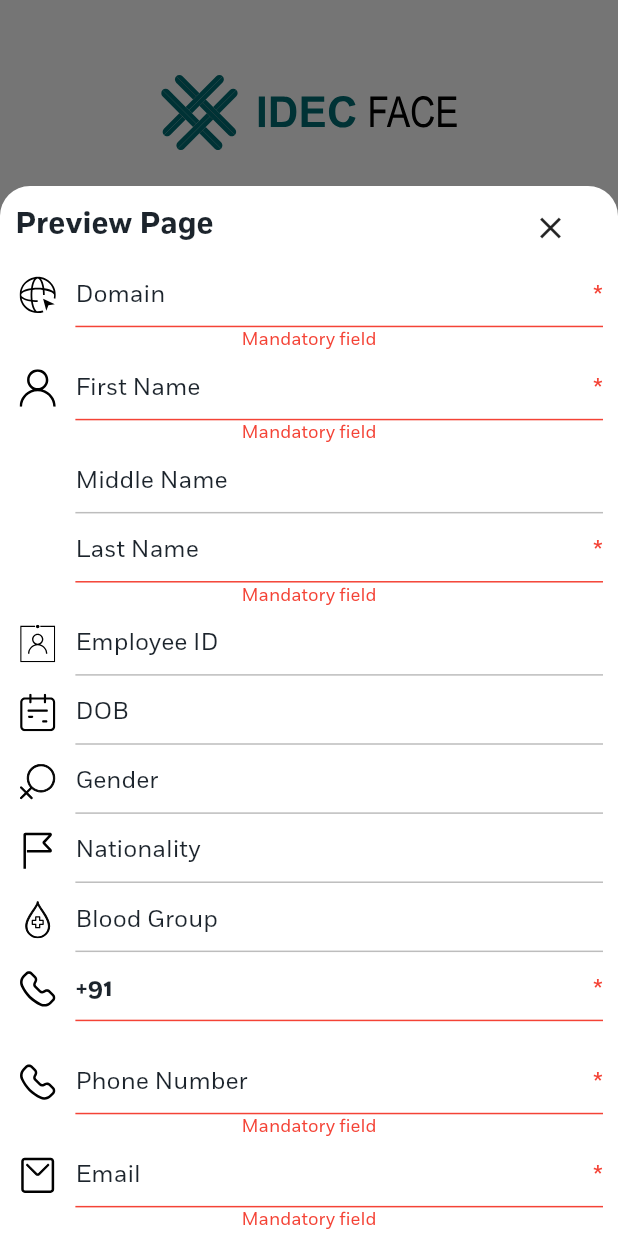
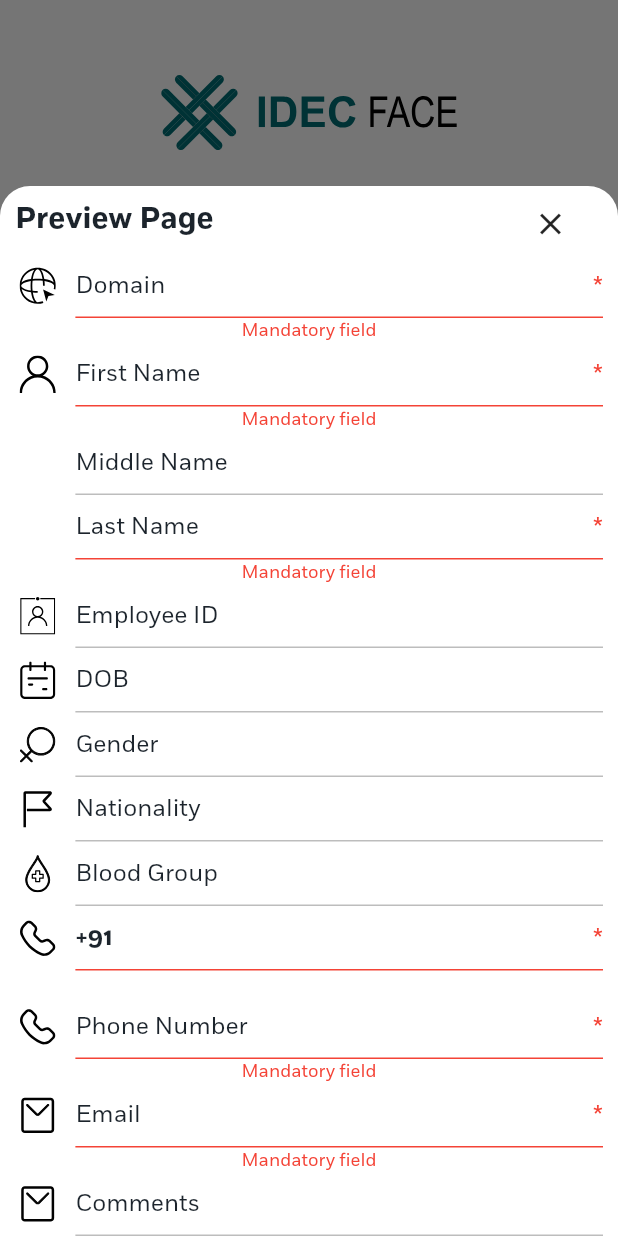
Before and after one commit to noeljolly09/idec_face, a Flutter app: the RegistrationPage screen opened by its route, after a tap on an icon or button, on a phone screen of 412 x 824 dp. Run offline on Flutter 3.47's test engine with Material 2 defaults, Android fonts, the light colour scheme and no system bars; drawn by our look-alikes of smooth_page_indicator; our stand-ins replace connectivity, dio, flutter_riverpod, flutter_spinkit, flutter_svg, google_nav_bar and 2 more; missing offline and left inert: country_list_pick, drop_down_list.

Commit message:
comment field added

```diff
--- a/lib/custom_widgets/country_code_picker.dart
+++ b/lib/custom_widgets/country_code_picker.dart
@@ -38,9 +38,9 @@ class _CustomCountryCodePickerState extends State<CustomCountryCodePicker> {
       data: ThemeData(primarySwatch: primaryBlack),
       child: CountryListPick(
           theme: CountryTheme(
-            isShowFlag: false,
+            isShowFlag: true,
             isShowTitle: false,
-            isShowCode: true,
+            isShowCode: false,
             isDownIcon: true,
             showEnglishName: true,
             alphabetSelectedBackgroundColor: Theme.of(context).primaryColor,
--- a/lib/screens/registration/registration_screen.dart
+++ b/lib/screens/registration/registration_screen.dart
@@ -57,6 +57,7 @@ class _RegistrationPageState extends ConsumerState<RegistrationPage> {
   final TextEditingController _bloodController = TextEditingController();
   final TextEditingController _emailController = TextEditingController();
   final TextEditingController _phoneController = TextEditingController();
+  final TextEditingController _commentsController = TextEditingController();
 
   @override
   void initState() {
@@ -152,6 +153,7 @@ class _RegistrationPageState extends ConsumerState<RegistrationPage> {
                               _bloodController,
                               _phoneController,
                               _emailController,
+                              _commentsController,
                               formHeader: "Preview Page");
                         } else {
                           openDialogWindow(
@@ -167,7 +169,8 @@ class _RegistrationPageState extends ConsumerState<RegistrationPage> {
                               _nationalityController,
                               _bloodController,
                               _phoneController,
-                              _emailController);
+                              _emailController,
+                              _commentsController);
                         }
                       },
                       icon: SvgPicture.asset(
@@ -177,7 +180,8 @@ class _RegistrationPageState extends ConsumerState<RegistrationPage> {
                     )
                   ],
                 ),
-                Expanded(
+                Flexible(
+                  flex: 3,
                   child: PageView(
                     controller: controller,
                     onPageChanged: (index) {
@@ -210,6 +214,7 @@ class _RegistrationPageState extends ConsumerState<RegistrationPage> {
                         },
                         phoneNumberValidate: customValidator,
                         emailValidate: customValidator,
+                        commentController: _commentsController,
                         emailController: _emailController,
                         phoneController: _phoneController,
                       ),
@@ -218,6 +223,7 @@ class _RegistrationPageState extends ConsumerState<RegistrationPage> {
                 ),
                 isPageChanged == 3
                     ? Flexible(
+                        flex: 1,
                         child: SizedBox(
                           width: MediaQuery.of(context).size.width / 2,
                           child: CustomButton(
@@ -247,6 +253,7 @@ class _RegistrationPageState extends ConsumerState<RegistrationPage> {
                                   _bloodController,
                                   _phoneController,
                                   _emailController,
+                                  _commentsController,
                                   formHeader: "Validation Error!",
                                 );
                               } else {
--- a/lib/screens/registration/widgets/contact_data.dart
+++ b/lib/screens/registration/widgets/contact_data.dart
@@ -1,6 +1,9 @@
+// ignore_for_file: public_member_api_docs, sort_constructors_first
 import 'package:country_list_pick/country_list_pick.dart';
 import 'package:flutter/material.dart';
+import 'package:flutter/services.dart';
 import 'package:flutter_svg/svg.dart';
+
 import 'package:idec_face/custom_widgets/country_code_picker.dart';
 
 import '../../../constants.dart';
@@ -11,6 +14,7 @@ import '../../../custom_widgets/textfields/text_icon_only_textfield.dart';
 class ContactPageRegistration extends StatelessWidget {
   final TextEditingController emailController;
   final TextEditingController phoneController;
+  final TextEditingController commentController;
   final String? Function(String?)? emailValidate;
   final String? Function(String?)? phoneNumberValidate;
 
@@ -20,6 +24,7 @@ class ContactPageRegistration extends StatelessWidget {
     Key? key,
     required this.emailController,
     required this.phoneController,
+    required this.commentController,
     this.emailValidate,
     this.phoneNumberValidate,
     required this.onchanged,
@@ -40,9 +45,8 @@ class ContactPageRegistration extends StatelessWidget {
             mainAxisAlignment: MainAxisAlignment.start,
             crossAxisAlignment: CrossAxisAlignment.center,
             children: [
-              Expanded(
-                child: SizedBox(
-                  height: MediaQuery.of(context).size.height / 2,
+              SizedBox(
+                height: MediaQuery.of(context).size.height / 1.8,
                 width: MediaQuery.of(context).size.width - 41.4285,
                 child: Column(
                   children: [
@@ -62,8 +66,8 @@ class ContactPageRegistration extends StatelessWidget {
                             margin: const EdgeInsets.only(top: 8),
                             decoration: const BoxDecoration(
                               border: Border(
-                                  bottom: BorderSide(
-                                      width: 1.0, color: Colors.grey),
+                                bottom:
+                                    BorderSide(width: 1.0, color: Colors.grey),
                               ),
                             ),
                             child: Row(
@@ -109,13 +113,44 @@ class ContactPageRegistration extends StatelessWidget {
                             hint: "Email *",
                             validator: emailValidate,
                             input: TextInputType.emailAddress,
-                              textAction: TextInputAction.done,
+                            textAction: TextInputAction.next,
                           ),
                         ],
                       ),
                     ),
+                    SizedBox(height: height30),
+                    SizedBox(
+                      width: MediaQuery.of(context).size.width / 1.2,
+                      child: Column(
+                        children: [
+                          TextFormField(
+                            style: TextStyle(
+                              fontSize: AppConstants.formtextsize,
+                              fontStyle: FontStyle.normal,
+                            ),
+                            controller: commentController,
+                            decoration: InputDecoration(
+                                labelText: "Comments",
+                                labelStyle: TextStyle(
+                                    color: AppConstants.labeltextgrey),
+                                floatingLabelStyle: const TextStyle(
+                                    color: AppConstants.customblack),
+                                contentPadding: const EdgeInsets.all(5),
+                                enabledBorder: const UnderlineInputBorder(
+                                  borderSide: BorderSide(color: Colors.grey),
+                                ),
+                                focusedBorder: const UnderlineInputBorder(
+                                  borderSide: BorderSide(
+                                      color: AppConstants.secondaryColor),
+                                )),
+                            keyboardType: TextInputType.multiline,
+                            textInputAction: TextInputAction.done,
+                            maxLines: 3,
+                          )
                         ],
                       ),
+                    ),
+                  ],
                 ),
               ),
             ],
--- a/lib/screens/registration/widgets/name_data.dart
+++ b/lib/screens/registration/widgets/name_data.dart
@@ -104,17 +104,7 @@ class NamePageRegistration extends StatelessWidget {
                               ),
                               Container(height: height10),
                               SizedBox(
-                                height:
-                                    MediaQuery.of(context).size.height / 3.9,
-                                width: MediaQuery.of(context).size.width,
-                                child: Column(
-                                  children: [
-                                    Container(height: height10),
-                                    Flexible(
-                                      child: SizedBox(
-                                        width:
-                                            MediaQuery.of(context).size.width /
-                                                1.2,
+                                width: MediaQuery.of(context).size.width / 1.2,
                                 child: CustomTextField(
                                   isSvg: true,
                                   svgasset: "assets/svg/user.svg",
@@ -125,13 +115,9 @@ class NamePageRegistration extends StatelessWidget {
                                   textAction: TextInputAction.next,
                                 ),
                               ),
-                                    ),
                               Container(height: height40),
-                                    Flexible(
-                                      child: SizedBox(
-                                        width:
-                                            MediaQuery.of(context).size.width /
-                                                1.2,
+                              SizedBox(
+                                width: MediaQuery.of(context).size.width / 1.2,
                                 child: CustomTextField(
                                   svgasset: "",
                                   controller: middlenameController,
@@ -140,13 +126,9 @@ class NamePageRegistration extends StatelessWidget {
                                   textAction: TextInputAction.next,
                                 ),
                               ),
-                                    ),
                               Container(height: height40),
-                                    Flexible(
-                                      child: SizedBox(
-                                        width:
-                                            MediaQuery.of(context).size.width /
-                                                1.2,
+                              SizedBox(
+                                width: MediaQuery.of(context).size.width / 1.2,
                                 child: CustomTextField(
                                   svgasset: "",
                                   controller: lastnameController,
@@ -154,10 +136,6 @@ class NamePageRegistration extends StatelessWidget {
                                   validator: onValidate,
                                   input: TextInputType.name,
                                   textAction: TextInputAction.next,
-                                        ),
-                                      ),
-                                    ),
-                                  ],
                                 ),
                               ),
                               Container(height: height40),
--- a/lib/screens/registration/widgets/preview_dialog.dart
+++ b/lib/screens/registration/widgets/preview_dialog.dart
@@ -17,7 +17,9 @@ openDialogWindow(
   TextEditingController nationality,
   TextEditingController blood,
   TextEditingController phone,
-    TextEditingController email) {
+  TextEditingController email,
+  TextEditingController comments,
+) {
   showDialog(
       context: context,
       builder: (_) {
@@ -113,6 +115,11 @@ openDialogWindow(
                       titletext: "Email",
                       controllertext: email.text,
                     ),
+                    PreviewText(
+                      assetName: "assets/svg/email.svg",
+                      titletext: "Comments",
+                      controllertext: comments.text,
+                    ),
                   ],
                 ),
               ),
--- a/lib/screens/registration/widgets/validation/validation_dialog.dart
+++ b/lib/screens/registration/widgets/validation/validation_dialog.dart
@@ -21,6 +21,7 @@ openValidationDialogWindow(
     TextEditingController blood,
     TextEditingController phone,
     TextEditingController email,
+    TextEditingController comments,
     {required String formHeader}) {
   showDialog(
       context: context,
@@ -137,6 +138,11 @@ openValidationDialogWindow(
                       titletext: "Email",
                       controllertext: email.text,
                     ),
+                    PreviewText(
+                      assetName: "assets/svg/email.svg",
+                      titletext: "Comments",
+                      controllertext: comments.text,
+                    ),
                   ],
                 ),
               ),
--- a/pubspec.yaml
+++ b/pubspec.yaml
@@ -44,6 +44,7 @@ dependencies:
     sdk: flutter
     version: ^0.0.0
   google_nav_bar: ^5.0.6
+  salomon_bottom_bar: ^3.3.1
   country_list_pick: ^1.0.1+5
   dio: ^4.0.6
   connectivity: ^3.0.6
```
Also changed, not shown: lib/custom_widgets/custom_selection.dart (+5 -31 lines), lib/custom_widgets/navigation_bar.dart (+20 -18 lines), assets/svg/event_icon.svg, pubspec.lock. Lines whose indentation alone changed are shown as unchanged.
